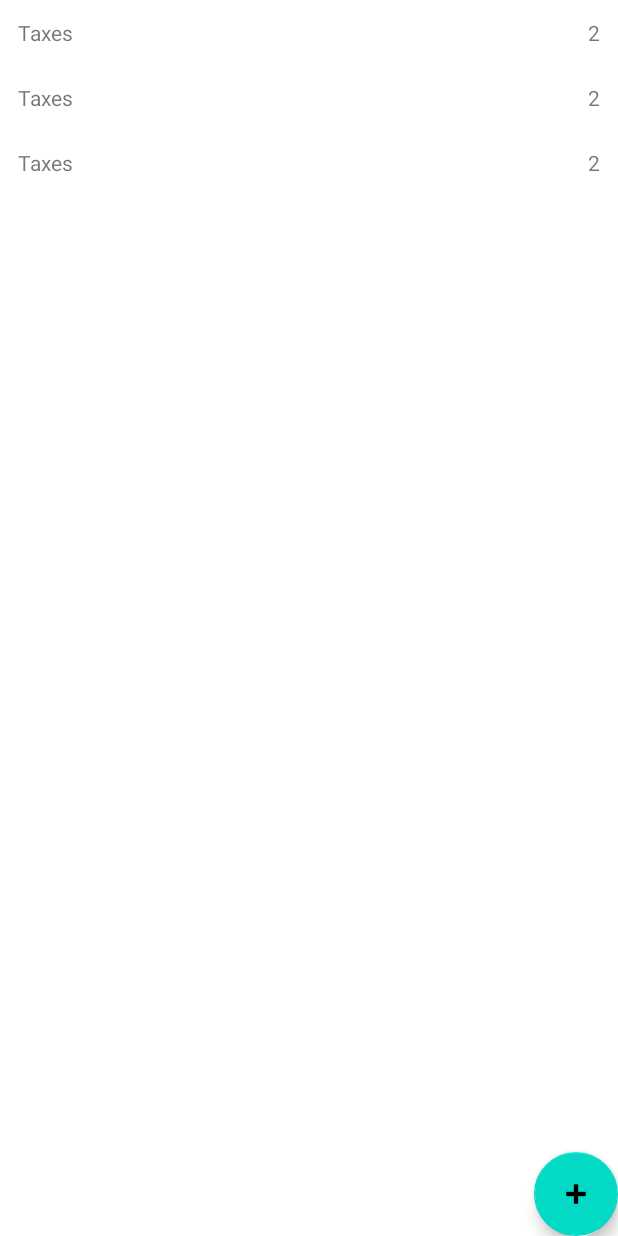
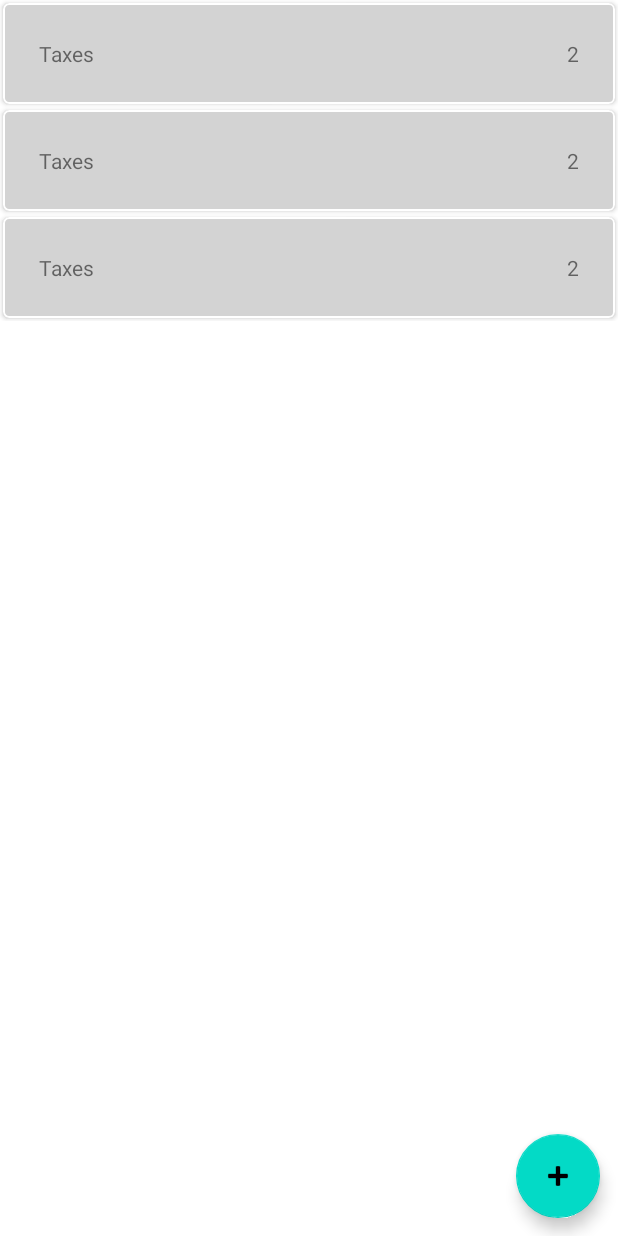
Before and after one commit to agcollins/WorryWhy, an Android app: the layout fragment_worry_list.xml on its own in the app's theme, with its tools: preview values and no code run, on a phone screen of 412 x 824 dp. Run offline under Robolectric (Android 15) with nearby library versions, the phone set to English and light mode, and no system bars.

Commit message:
more style

```diff
--- a/app/build.gradle
+++ b/app/build.gradle
@@ -57,7 +57,7 @@ android {
 
 dependencies {
     implementation fileTree(dir: 'libs', include: ['*.jar'])
-    implementation"org.jetbrains.kotlin:kotlin-stdlib-jdk7:$kotlin_version"
+    implementation "org.jetbrains.kotlin:kotlin-stdlib-jdk7:$kotlin_version"
     implementation 'androidx.appcompat:appcompat:1.3.0'
     implementation 'androidx.core:core-ktx:1.5.0'
     implementation 'androidx.constraintlayout:constraintlayout:1.1.3'
@@ -78,12 +78,13 @@ dependencies {
 
     implementation "androidx.room:room-ktx:$room_version"
     testImplementation "androidx.room:room-testing:$room_version"
+
     testImplementation 'junit:junit:4.12'
     androidTestImplementation 'androidx.test.ext:junit:1.1.0'
     androidTestImplementation 'androidx.test.espresso:espresso-core:3.1.1'
 
     // hilt
-    def hilt_version = '2.35'
+    ext.hilt_version = '2.35'
     implementation "com.google.dagger:hilt-android:$hilt_version"
     implementation "com.google.dagger:hilt-android-compiler:$hilt_version"
     kapt "com.google.dagger:hilt-compiler:$hilt_version"
--- a/app/src/main/AndroidManifest.xml
+++ b/app/src/main/AndroidManifest.xml
@@ -13,7 +13,7 @@
         <activity
             android:name=".MainActivity"
             android:label="@string/app_name"
-            android:theme="@style/AppTheme.NoActionBar">
+            android:theme="@style/AppTheme">
             <intent-filter>
                 <action android:name="android.intent.action.MAIN" />
 
--- a/app/src/main/java/com/agc/worrywhy/MainActivity.kt
+++ b/app/src/main/java/com/agc/worrywhy/MainActivity.kt
@@ -3,11 +3,13 @@ package com.agc.worrywhy
 import android.os.Bundle
 import androidx.appcompat.app.AppCompatActivity
 import dagger.hilt.android.AndroidEntryPoint
+import kotlinx.android.synthetic.main.activity_main.*
 
 @AndroidEntryPoint
 class MainActivity : AppCompatActivity() {
     override fun onCreate(savedInstanceState: Bundle?) {
         super.onCreate(savedInstanceState)
         setContentView(R.layout.activity_main)
+        setSupportActionBar(toolbar_main)
     }
 }
--- a/app/src/main/java/com/agc/worrywhy/list/WorryListViewModel.kt
+++ b/app/src/main/java/com/agc/worrywhy/list/WorryListViewModel.kt
@@ -21,4 +21,10 @@ class WorryListViewModel @Inject constructor(
             worryDao.deleteAll()
         }
     }
+
+    fun recordWorry(worryId: Int) {
+        viewModelScope.launch {
+
+        }
+    }
 }
--- a/app/src/main/res/layout/activity_main.xml
+++ b/app/src/main/res/layout/activity_main.xml
@@ -7,8 +7,11 @@
     tools:context=".MainActivity">
     <androidx.appcompat.widget.Toolbar
         android:layout_width="match_parent"
-        android:layout_height="wrap_content"
+        android:layout_height="?attr/actionBarSize"
+        android:background="?attr/colorPrimary"
+        android:elevation="4dp"
         android:id="@+id/toolbar_main"
+        app:title="@string/app_name"
         app:layout_constraintTop_toTopOf="parent"
         app:layout_constraintStart_toStartOf="parent"
         app:layout_constraintEnd_toEndOf="parent"
--- a/app/src/main/res/layout/add_worry_fragment.xml
+++ b/app/src/main/res/layout/add_worry_fragment.xml
@@ -4,7 +4,8 @@
     android:layout_width="match_parent"
     android:layout_height="match_parent"
     xmlns:app="http://schemas.android.com/apk/res-auto"
-    tools:context=".add.AddWorryFragment">
+    tools:context=".add.AddWorryFragment"
+    android:padding="12dp">
 
     <com.google.android.material.textfield.TextInputLayout
         android:layout_width="match_parent"
--- a/app/src/main/res/layout/fragment_worry_list.xml
+++ b/app/src/main/res/layout/fragment_worry_list.xml
@@ -14,13 +14,14 @@
         app:layout_constraintEnd_toEndOf="parent"
         app:layout_constraintStart_toStartOf="parent"
         tools:listitem="@layout/item_worry"
-        app:layoutManager="androidx.recyclerview.widget.LinearLayoutManager"
+        app:layoutManager="androidx.recyclerview.widget.StaggeredGridLayoutManager"
         />
 
     <com.google.android.material.floatingactionbutton.FloatingActionButton
         android:layout_width="wrap_content"
         android:layout_height="wrap_content"
         android:id="@+id/fab_add_worry"
+        android:layout_margin="12dp"
         app:layout_constraintEnd_toEndOf="parent"
         app:layout_constraintBottom_toBottomOf="parent"
         app:layout_constraintStart_toStartOf="parent"
--- a/app/src/main/res/layout/item_worry.xml
+++ b/app/src/main/res/layout/item_worry.xml
@@ -1,10 +1,20 @@
 <?xml version="1.0" encoding="utf-8"?>
-<androidx.constraintlayout.widget.ConstraintLayout xmlns:android="http://schemas.android.com/apk/res/android"
+<com.google.android.material.card.MaterialCardView xmlns:android="http://schemas.android.com/apk/res/android"
+    xmlns:app="http://schemas.android.com/apk/res-auto"
+    xmlns:tools="http://schemas.android.com/tools"
     android:layout_width="match_parent"
     android:layout_height="wrap_content"
-    xmlns:app="http://schemas.android.com/apk/res-auto"
-    xmlns:tools="http://schemas.android.com/tools"
-    android:padding="12dp">
+    app:strokeWidth="1dp"
+    app:cardElevation="2dp"
+    android:layout_margin="2dp"
+    android:id="@+id/card_worry"
+    >
+
+    <androidx.constraintlayout.widget.ConstraintLayout
+        android:layout_width="match_parent"
+        android:layout_height="match_parent"
+        android:padding="24dp"
+        >
 
         <androidx.appcompat.widget.AppCompatTextView
             android:id="@+id/text_worry_content"
@@ -25,5 +35,6 @@
             app:layout_constraintTop_toTopOf="@id/text_worry_content"
             tools:text="@string/two"
             tools:visibility="visible" />
+    </androidx.constraintlayout.widget.ConstraintLayout>
 
-</androidx.constraintlayout.widget.ConstraintLayout>
+</com.google.android.material.card.MaterialCardView>
--- a/app/src/main/res/values/colors.xml
+++ b/app/src/main/res/values/colors.xml
@@ -3,4 +3,6 @@
     <color name="colorPrimary">#008577</color>
     <color name="colorPrimaryDark">#00574B</color>
     <color name="colorAccent">#D81B60</color>
+    <color name="colorSurface">#D3D3D3</color>
+    <color name="colorOnSurface">#333333</color>
 </resources>
--- a/app/src/main/res/values/styles.xml
+++ b/app/src/main/res/values/styles.xml
@@ -1,11 +1,13 @@
 <resources>
 
     <!-- Base application theme. -->
-    <style name="AppTheme" parent="Theme.MaterialComponents.DayNight">
+    <style name="AppTheme" parent="Theme.MaterialComponents.DayNight.NoActionBar">
         <!-- Customize your theme here. -->
         <item name="colorPrimary">@color/colorPrimary</item>
         <item name="colorPrimaryDark">@color/colorPrimaryDark</item>
         <item name="colorAccent">@color/colorAccent</item>
+        <item name="colorSurface">@color/colorSurface</item>
+        <item name="colorOnSurface">@color/colorOnSurface</item>
     </style>
 
     <style name="AppTheme.NoActionBar">
```
Also changed, not shown: app/src/main/java/com/agc/worrywhy/WorryAdapter.kt (+10 -3 lines), app/src/main/java/com/agc/worrywhy/list/WorryListFragment.kt (+8 -2 lines). Lines whose indentation alone changed are shown as unchanged.
